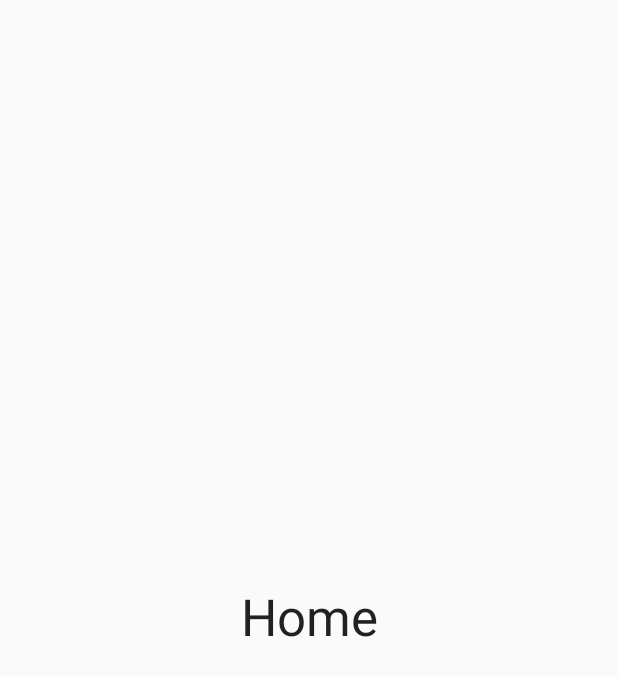
After one commit to metehanbolatt/OnboardingNewSplash, an Android app built with Jetpack Compose: the HomeScreen screen opened through its navigation route, on a phone screen of 412 x 824 dp. The commit adds this screen. Shown: the top 676 px of the screen. Run offline under Robolectric (Android 15) with nearby library versions, the phone set to English and light mode, and no system bars; our stand-ins replace Dagger/Hilt's generated code, accompanist.

Commit message:
NavGraph - Screens - OnBoardingPage created.

```diff
--- a/app/src/main/java/com/metehanbolat/onboardingnewsplash/MainActivity.kt
+++ b/app/src/main/java/com/metehanbolat/onboardingnewsplash/MainActivity.kt
@@ -3,14 +3,24 @@ package com.metehanbolat.onboardingnewsplash
 import android.os.Bundle
 import androidx.activity.ComponentActivity
 import androidx.activity.compose.setContent
+import androidx.compose.animation.ExperimentalAnimationApi
+import androidx.navigation.compose.rememberNavController
+import com.google.accompanist.pager.ExperimentalPagerApi
+import com.metehanbolat.onboardingnewsplash.navigation.SetupNavGraph
 import com.metehanbolat.onboardingnewsplash.ui.theme.OnboardingNewSplashTheme
+import dagger.hilt.android.AndroidEntryPoint
 
+@ExperimentalAnimationApi
+@ExperimentalPagerApi
+@AndroidEntryPoint
 class MainActivity : ComponentActivity() {
+
     override fun onCreate(savedInstanceState: Bundle?) {
         super.onCreate(savedInstanceState)
         setContent {
             OnboardingNewSplashTheme {
-
+                val navController = rememberNavController()
+                SetupNavGraph(navController = navController)
             }
         }
     }
--- /dev/null
+++ b/app/src/main/java/com/metehanbolat/onboardingnewsplash/navigation/NavGraph.kt
@@ -0,0 +1,21 @@
+package com.metehanbolat.onboardingnewsplash.navigation
+
+import androidx.compose.runtime.Composable
+import androidx.navigation.NavHostController
+import androidx.navigation.compose.NavHost
+import androidx.navigation.compose.composable
+import com.metehanbolat.onboardingnewsplash.screen.HomeScreen
+import com.metehanbolat.onboardingnewsplash.screen.WelcomeScreen
+
+@Composable
+fun SetupNavGraph(navController: NavHostController) {
+    NavHost(navController = navController, startDestination = Screen.Welcome.route) {
+        composable(route = Screen.Welcome.route) {
+            WelcomeScreen(navController = navController)
+        }
+        composable(route = Screen.Home.route) {
+            HomeScreen()
+        }
+    }
+
+}
--- /dev/null
+++ b/app/src/main/java/com/metehanbolat/onboardingnewsplash/navigation/Screen.kt
@@ -0,0 +1,6 @@
+package com.metehanbolat.onboardingnewsplash.navigation
+
+sealed class Screen(val route: String) {
+    object Welcome : Screen(route = "welcome_screen")
+    object Home : Screen(route = "home_screen")
+}
--- /dev/null
+++ b/app/src/main/java/com/metehanbolat/onboardingnewsplash/screen/HomeScreen.kt
@@ -0,0 +1,22 @@
+package com.metehanbolat.onboardingnewsplash.screen
+
+import androidx.compose.foundation.layout.Box
+import androidx.compose.foundation.layout.fillMaxSize
+import androidx.compose.material.MaterialTheme
+import androidx.compose.material.Text
+import androidx.compose.runtime.Composable
+import androidx.compose.ui.Alignment
+import androidx.compose.ui.Modifier
+
+@Composable
+fun HomeScreen() {
+    Box(
+        modifier = Modifier.fillMaxSize(),
+        contentAlignment = Alignment.Center
+    ) {
+        Text(
+            text = "Home",
+            fontSize = MaterialTheme.typography.h4.fontSize
+        )
+    }
+}
```
Also changed, not shown: app/src/main/java/com/metehanbolat/onboardingnewsplash/screen/WelcomeScreen.kt (added, +93 -0 lines), app/src/main/java/com/metehanbolat/onboardingnewsplash/util/OnBoardingPage.kt (added, +29 -0 lines), app/src/main/res/drawable-v24/first.png (added), app/src/main/res/drawable-v24/second.png (added), app/src/main/res/drawable-v24/third.png (added), app/src/main/res/drawable/logo.png (added).
